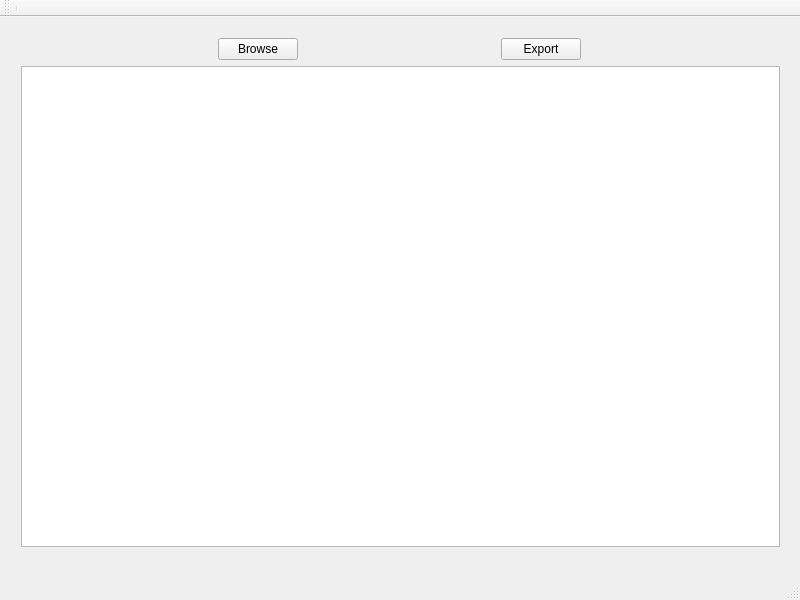
Old version of the form mainwindow.ui in the repository dmitrysl/offline-tool.
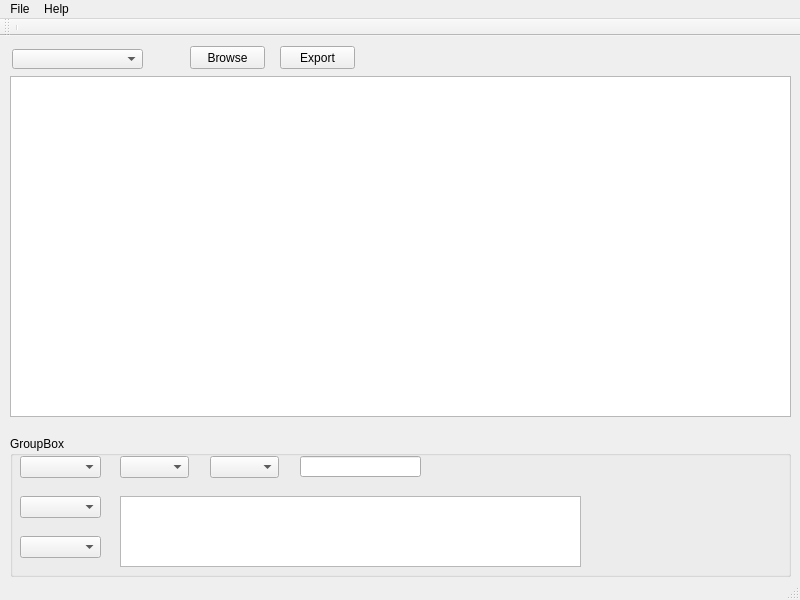
New version of the form.

Commit message: reimplemented Site structure: added qsharedpointer + initial update for main UI

```diff
--- a/mainwindow.ui
+++ b/mainwindow.ui
@@ -20,57 +20,152 @@
    <string>MainWindow</string>
   </property>
   <widget class="QWidget" name="centralWidget">
-   <widget class="QWidget" name="layoutWidget">
+   <widget class="QGroupBox" name="groupBox">
     <property name="geometry">
      <rect>
       <x>10</x>
-      <y>10</y>
+      <y>400</y>
       <width>781</width>
-      <height>531</height>
+      <height>141</height>
      </rect>
     </property>
-    <layout class="QVBoxLayout" name="verticalLayout">
-     <item>
-      <layout class="QHBoxLayout" name="horizontalLayout">
-       <item>
-        <widget class="QPushButton" name="browseFileButton">
-         <property name="sizePolicy">
-          <sizepolicy hsizetype="Fixed" vsizetype="Fixed">
-           <horstretch>0</horstretch>
-           <verstretch>0</verstretch>
-          </sizepolicy>
-         </property>
-         <property name="text">
-          <string>Browse</string>
-         </property>
-        </widget>
-       </item>
-       <item>
-        <widget class="QPushButton" name="exportButton">
-         <property name="sizePolicy">
-          <sizepolicy hsizetype="Fixed" vsizetype="Fixed">
-           <horstretch>0</horstretch>
-           <verstretch>0</verstretch>
-          </sizepolicy>
-         </property>
-         <property name="text">
-          <string>Export</string>
-         </property>
-        </widget>
-       </item>
-      </layout>
-     </item>
-     <item>
-      <widget class="QTableView" name="tableView">
-       <property name="sizePolicy">
-        <sizepolicy hsizetype="Expanding" vsizetype="Expanding">
-         <horstretch>0</horstretch>
-         <verstretch>0</verstretch>
-        </sizepolicy>
-       </property>
-      </widget>
-     </item>
-    </layout>
+    <property name="title">
+     <string>GroupBox</string>
+    </property>
+    <widget class="QComboBox" name="comboBox_2">
+     <property name="geometry">
+      <rect>
+       <x>10</x>
+       <y>20</y>
+       <width>81</width>
+       <height>22</height>
+      </rect>
+     </property>
+    </widget>
+    <widget class="QComboBox" name="comboBox_3">
+     <property name="geometry">
+      <rect>
+       <x>110</x>
+       <y>20</y>
+       <width>69</width>
+       <height>22</height>
+      </rect>
+     </property>
+    </widget>
+    <widget class="QComboBox" name="comboBox_4">
+     <property name="geometry">
+      <rect>
+       <x>10</x>
+       <y>60</y>
+       <width>81</width>
+       <height>22</height>
+      </rect>
+     </property>
+    </widget>
+    <widget class="QTextEdit" name="textEdit">
+     <property name="geometry">
+      <rect>
+       <x>110</x>
+       <y>60</y>
+       <width>461</width>
+       <height>71</height>
+      </rect>
+     </property>
+    </widget>
+    <widget class="QComboBox" name="comboBox_5">
+     <property name="geometry">
+      <rect>
+       <x>10</x>
+       <y>100</y>
+       <width>81</width>
+       <height>22</height>
+      </rect>
+     </property>
+    </widget>
+    <widget class="QComboBox" name="comboBox_6">
+     <property name="geometry">
+      <rect>
+       <x>200</x>
+       <y>20</y>
+       <width>69</width>
+       <height>22</height>
+      </rect>
+     </property>
+    </widget>
+    <widget class="QLineEdit" name="lineEdit">
+     <property name="geometry">
+      <rect>
+       <x>290</x>
+       <y>20</y>
+       <width>121</width>
+       <height>21</height>
+      </rect>
+     </property>
+    </widget>
+   </widget>
+   <widget class="QTableView" name="tableView">
+    <property name="geometry">
+     <rect>
+      <x>10</x>
+      <y>40</y>
+      <width>781</width>
+      <height>341</height>
+     </rect>
+    </property>
+    <property name="sizePolicy">
+     <sizepolicy hsizetype="Expanding" vsizetype="Expanding">
+      <horstretch>0</horstretch>
+      <verstretch>0</verstretch>
+     </sizepolicy>
+    </property>
+   </widget>
+   <widget class="QPushButton" name="browseFileButton">
+    <property name="geometry">
+     <rect>
+      <x>190</x>
+      <y>10</y>
+      <width>75</width>
+      <height>23</height>
+     </rect>
+    </property>
+    <property name="sizePolicy">
+     <sizepolicy hsizetype="Fixed" vsizetype="Fixed">
+      <horstretch>0</horstretch>
+      <verstretch>0</verstretch>
+     </sizepolicy>
+    </property>
+    <property name="text">
+     <string>Browse</string>
+    </property>
+   </widget>
+   <widget class="QPushButton" name="exportButton">
+    <property name="geometry">
+     <rect>
+      <x>280</x>
+      <y>10</y>
+      <width>75</width>
+      <height>23</height>
+     </rect>
+    </property>
+    <property name="sizePolicy">
+     <sizepolicy hsizetype="Fixed" vsizetype="Fixed">
+      <horstretch>0</horstretch>
+      <verstretch>0</verstretch>
+     </sizepolicy>
+    </property>
+    <property name="text">
+     <string>Export</string>
+    </property>
+   </widget>
+   <widget class="QComboBox" name="comboBox">
+    <property name="geometry">
+     <rect>
+      <x>12</x>
+      <y>13</y>
+      <width>131</width>
+      <height>20</height>
+     </rect>
+    </property>
    </widget>
   </widget>
   <widget class="QMenuBar" name="menuBar">
@@ -79,9 +174,29 @@
      <x>0</x>
      <y>0</y>
      <width>800</width>
-     <height>20</height>
+     <height>21</height>
     </rect>
    </property>
+   <widget class="QMenu" name="menuFile">
+    <property name="title">
+     <string>File</string>
+    </property>
+    <addaction name="actionExit"/>
+    <addaction name="actionSave"/>
+    <addaction name="separator"/>
+    <addaction name="actionImport"/>
+    <addaction name="actionExport"/>
+    <addaction name="separator"/>
+    <addaction name="actionExit_2"/>
+   </widget>
+   <widget class="QMenu" name="menuHelp">
+    <property name="title">
+     <string>Help</string>
+    </property>
+    <addaction name="actionAbout"/>
+   </widget>
+   <addaction name="menuFile"/>
+   <addaction name="menuHelp"/>
   </widget>
   <widget class="QToolBar" name="mainToolBar">
    <attribute name="toolBarArea">
```
Left out of the diff: 30 changed lines with no effect on the pictures. The commit also changes 7 other files.
